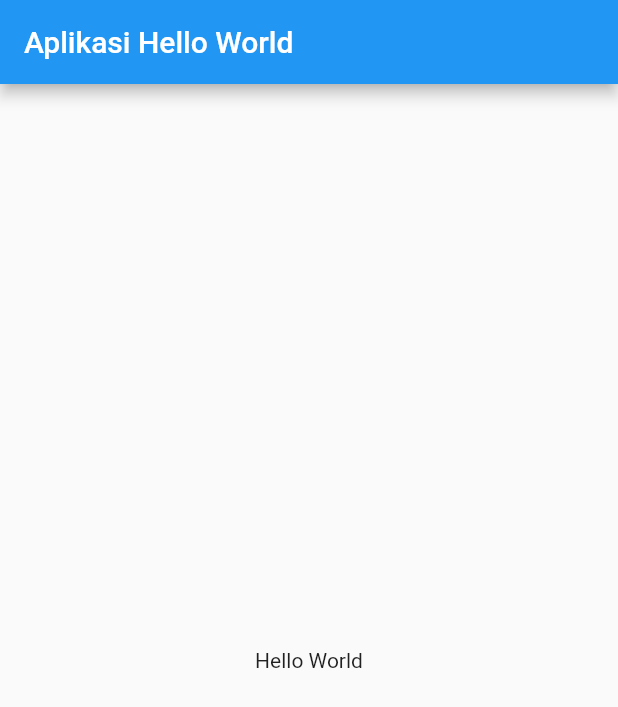
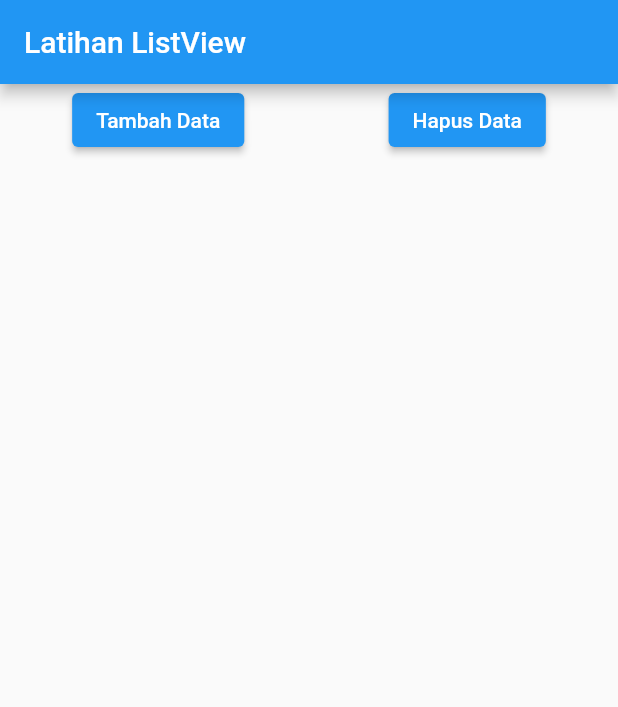
Before and after one commit to krisnachy/flutter_tutorial, a Flutter app: the screen it shows after launch, on a phone screen of 412 x 824 dp. Shown: the top 707 px of the screen. Run offline on Flutter 3.47's test engine with Material 2 defaults, Android fonts, the phone set to English and light mode, and no system bars; missing offline and left inert: dart:html.

Commit message:
Contoh penggunaan listview

```diff
--- a/lib/main.dart
+++ b/lib/main.dart
@@ -1,22 +1,76 @@
+import 'dart:html';
+
 import 'package:flutter/material.dart';
 
 void main() {
   runApp(const MyApp());
 }
 
-class MyApp extends StatelessWidget {
+class MyApp extends StatefulWidget {
   const MyApp({Key key}) : super(key: key);
 
   @override
+  State<MyApp> createState() => _MyAppState();
+}
+
+class _MyAppState extends State<MyApp> {
+  //Membuat list widget
+  List<Widget> widgets = [];
+  int counter = 1;
+
+  //membuat constructor
+  // _MyAppState() {
+  //   for (var i = 0; i < 15; i++) {
+  //     widgets.add(Text("Data ke-$i"));
+  //   }
+  // }
+
+  @override
   Widget build(BuildContext context) {
-    //Material app adalah widget yg berisi data-data yg diperlukan oleh app yg menggunakan material design
     return MaterialApp(
-      //tampilan awal yang akan ditampilkan oleh material app
       home: Scaffold(
         appBar: AppBar(
-          title: const Text("Aplikasi Hello World"),
+          title: Text('Latihan ListView'),
         ),
-        body: const Center(child: Text("Hello World")),
+        //Jika menggunakan kolom ketika data melebihi layar akan overflow sehingga harus menggunakan listview
+        // body: Column(
+        //   children: widgets,
+        // ),
+        body: ListView(
+          children: [
+            Row(
+              //sisa space akan dibagi rata jika menggunakan space aroun
+              mainAxisAlignment: MainAxisAlignment.spaceAround,
+              children: [
+                // ElevatedButton(child: Text('Tambah Data'), onPressed: null,),
+                // ElevatedButton(child: Text('Hapus Data'), onPressed: null,)
+                ElevatedButton(
+                  child: Text('Tambah Data'),
+                  onPressed: () {
+                    setState(() {
+                      widgets.add(Text(
+                        'Data ke-$counter',
+                        style: TextStyle(fontSize: 20),
+                      ));
+                      counter++;
+                    });
+                  },
+                ),
+                ElevatedButton(
+                  child: Text('Hapus Data'),
+                  onPressed: () {
+                    setState(() {
+                      widgets.removeLast();
+                      counter--;
+                    });
+                  },
+                )
+              ],
+            ),
+            Column(
+                crossAxisAlignment: CrossAxisAlignment.start, children: widgets)
+          ],
+        ),
       ),
     );
   }
```
